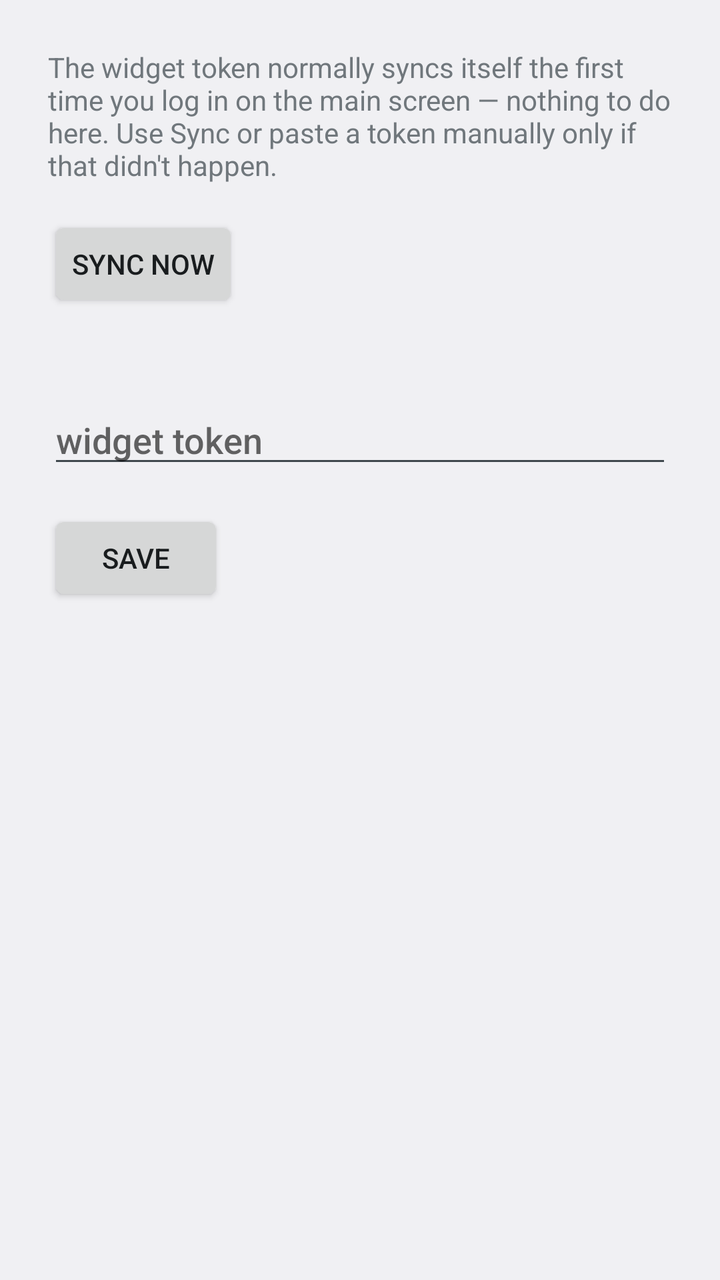
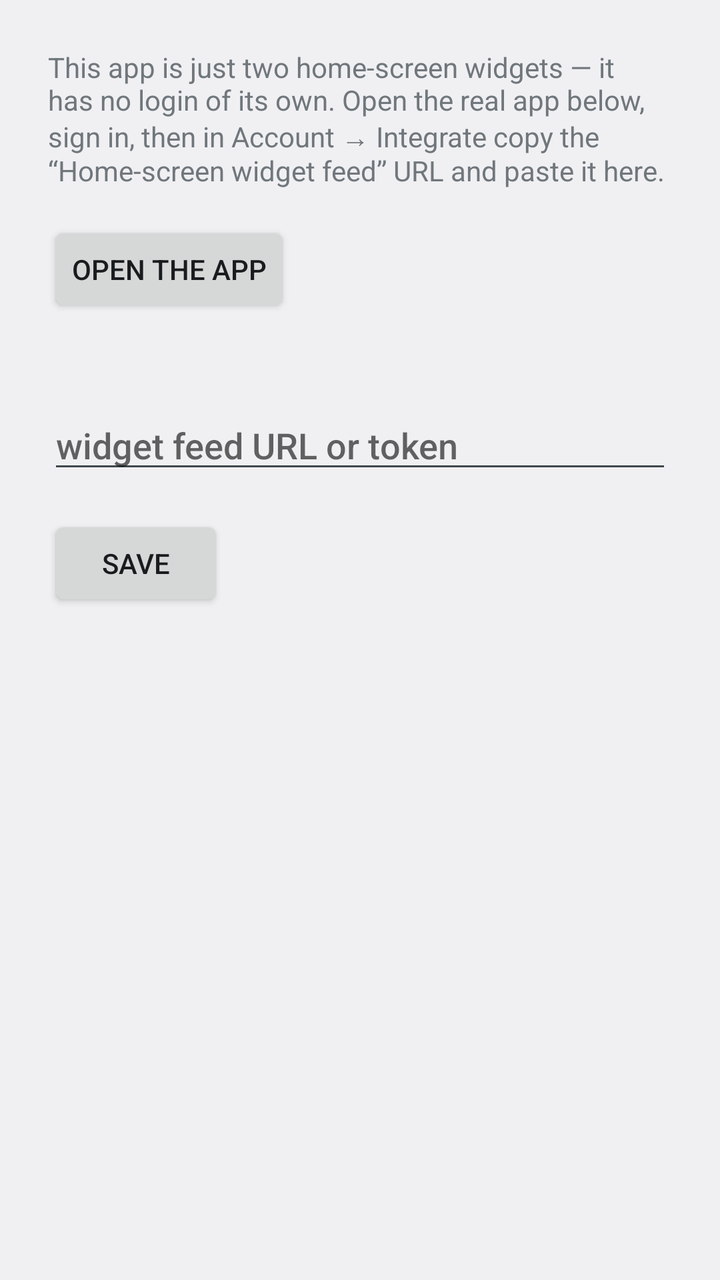

The first picture is an Android layout as it rendered before a commit; the second is the same layout after the commit. The layout source and the unified diff follow.
<!-- AndroidManifest.xml: application theme android:Theme.DeviceDefault.Light -->
<!-- res/layout/activity_settings.xml -->
<?xml version="1.0" encoding="utf-8"?>
<LinearLayout xmlns:android="http://schemas.android.com/apk/res/android"
    android:layout_width="match_parent"
    android:layout_height="match_parent"
    android:orientation="vertical"
    android:padding="24dp">

    <TextView
        android:layout_width="match_parent"
        android:layout_height="wrap_content"
        android:text="The widget token normally syncs itself the first time you log in on the main screen — nothing to do here. Use Sync or paste a token manually only if that didn't happen."
        android:textSize="14sp"
        android:paddingBottom="16dp" />

    <Button
        android:id="@+id/sync_button"
        android:layout_width="wrap_content"
        android:layout_height="wrap_content"
        android:text="Sync now" />

    <TextView
        android:id="@+id/sync_status"
        android:layout_width="match_parent"
        android:layout_height="wrap_content"
        android:layout_marginTop="8dp"
        android:layout_marginBottom="16dp"
        android:textSize="13sp" />

    <EditText
        android:id="@+id/token_input"
        android:layout_width="match_parent"
        android:layout_height="wrap_content"
        android:hint="widget token"
        android:inputType="textNoSuggestions"
        android:maxLines="3" />

    <Button
        android:id="@+id/save_button"
        android:layout_width="wrap_content"
        android:layout_height="wrap_content"
        android:layout_marginTop="16dp"
        android:text="Save" />

</LinearLayout>
<!-- resources referenced by this layout -->
<resources>

</resources>

<!-- the commit's change to res/layout/activity_settings.xml (unified diff, before → after) -->
@@ -8,29 +8,29 @@
     <TextView
         android:layout_width="match_parent"
         android:layout_height="wrap_content"
-        android:text="The widget token normally syncs itself the first time you log in on the main screen — nothing to do here. Use Sync or paste a token manually only if that didn't happen."
+        android:text="This app is just two home-screen widgets — it has no login of its own. Open the real app below, sign in, then in Account → Integrate copy the “Home-screen widget feed” URL and paste it here."
         android:textSize="14sp"
         android:paddingBottom="16dp" />
 
     <Button
-        android:id="@+id/sync_button"
+        android:id="@+id/open_app_button"
         android:layout_width="wrap_content"
         android:layout_height="wrap_content"
-        android:text="Sync now" />
+        android:text="Open the app" />
 
     <TextView
         android:id="@+id/sync_status"
         android:layout_width="match_parent"
         android:layout_height="wrap_content"
-        android:layout_marginTop="8dp"
-        android:layout_marginBottom="16dp"
+        android:layout_marginTop="16dp"
+        android:layout_marginBottom="8dp"
         android:textSize="13sp" />
 
     <EditText
         android:id="@+id/token_input"
         android:layout_width="match_parent"
         android:layout_height="wrap_content"
-        android:hint="widget token"
+        android:hint="widget feed URL or token"
         android:inputType="textNoSuggestions"
         android:maxLines="3" />
 
